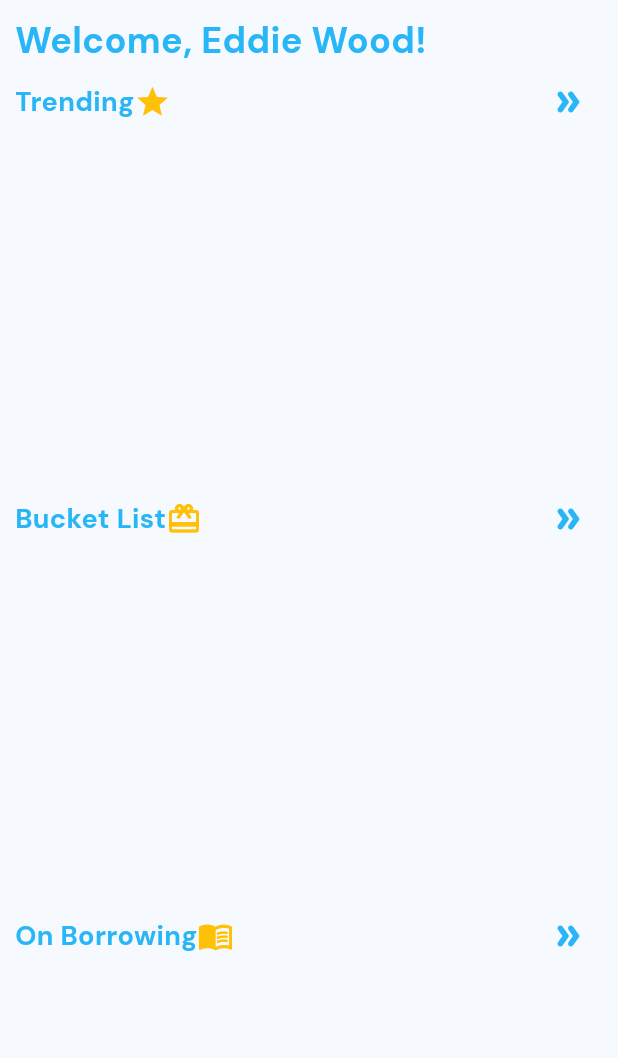
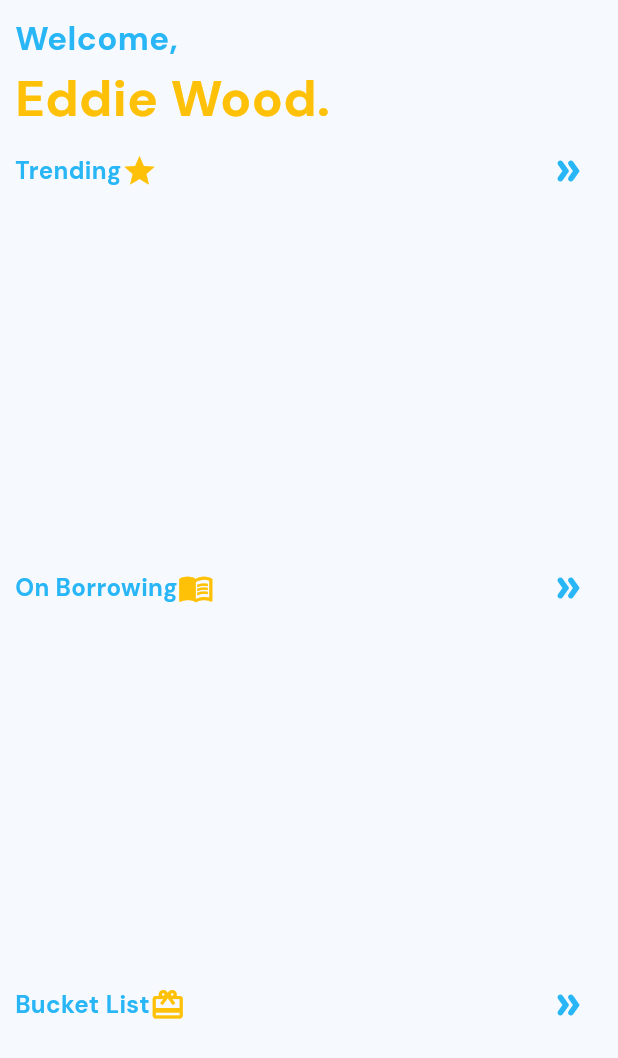
Before and after one commit to gpphn743/LibraryManagementApp, a Flutter app: the HomeScreen screen opened directly, on a phone screen of 412 x 824 dp. Shown: the top 1058 px of the screen. Run offline on Flutter 3.47's test engine with Material 3 defaults, Android fonts, the phone set to English and light mode, and no system bars; our stand-ins replace cloud_firestore, firebase_auth, firebase_core, google_fonts; accounts and stored records are empty; network calls fail.

Commit message:
7th: almost done

```diff
--- a/lib/main.dart
+++ b/lib/main.dart
@@ -6,7 +6,6 @@ import 'package:library_management_app/modules/route/app_router.dart';
 import 'package:library_management_app/modules/service/books_provider.dart';
 import 'package:library_management_app/modules/service/firestore_service.dart';
 import 'package:library_management_app/modules/service/google_books_service.dart';
-import 'package:library_management_app/modules/widgets/auth_wrapper.dart';
 
 import 'package:library_management_app/modules/themes/app_color.dart';
 import 'package:firebase_core/firebase_core.dart';
--- a/lib/modules/models/book.dart
+++ b/lib/modules/models/book.dart
@@ -4,6 +4,8 @@ class Book {
   final String authors;
   final String description;
   final String thumbnail;
+  DateTime? borrowDate;
+  DateTime? returnDate;
 
   Book({
     required this.id,
@@ -11,6 +13,8 @@ class Book {
     required this.authors,
     required this.description,
     required this.thumbnail,
+    this.borrowDate,
+    this.returnDate,
   });
 
   factory Book.fromJson(Map<String, dynamic> json) {
@@ -20,6 +24,12 @@ class Book {
       authors: (json['volumeInfo']['authors'] ?? ['No Authors']).join(', '),
       description: json['volumeInfo']['description'] ?? 'No Description',
       thumbnail: json['volumeInfo']['imageLinks']?['thumbnail'] ?? '',
+      borrowDate: json['borrowDate'] != null
+          ? DateTime.parse(json['borrowDate'])
+          : null,
+      returnDate: json['returnDate'] != null
+          ? DateTime.parse(json['returnDate'])
+          : null,
     );
   }
 
@@ -30,6 +40,8 @@ class Book {
       'authors': authors,
       'description': description,
       'thumbnail': thumbnail,
+      'borrowDate': borrowDate?.toIso8601String(),
+      'returnDate': returnDate?.toIso8601String(),
     };
   }
 
@@ -40,6 +52,10 @@ class Book {
       authors: map['authors'] ?? 'No Authors',
       description: map['description'] ?? 'No Description',
       thumbnail: map['thumbnail'] ?? '',
+      borrowDate:
+          map['borrowDate'] != null ? DateTime.parse(map['borrowDate']) : null,
+      returnDate:
+          map['returnDate'] != null ? DateTime.parse(map['returnDate']) : null,
     );
   }
 }
--- a/lib/modules/screens/home_screen.dart
+++ b/lib/modules/screens/home_screen.dart
@@ -6,6 +6,7 @@ import 'package:library_management_app/modules/themes/spacing.dart';
 import 'package:provider/provider.dart';
 
 class HomeScreen extends StatelessWidget {
+
   const HomeScreen({super.key});
 
   @override
@@ -32,13 +33,26 @@ class HomeScreen extends StatelessWidget {
       child: ListView(
         scrollDirection: Axis.vertical,
         children: <Widget>[
-          const Text(
-            "Welcome, Eddie Wood!",
-            style: TextStyle(
-                color: AppColors.mainColor,
-                fontSize: 24,
-                fontWeight: FontWeight.bold),
+          const Column(
+            crossAxisAlignment: CrossAxisAlignment.start,
+            children: [
+              Text(
+                "Welcome,",
+                style: TextStyle(
+                    color: AppColors.mainColor,
+                    fontSize: 22,
+                    fontWeight: FontWeight.bold),
+              ),
+              Text(
+                "Eddie Wood.",
+                style: TextStyle(
+                    color: Colors.amber,
+                    fontSize: 34,
+                    fontWeight: FontWeight.bold),
+              ),
+            ],
           ),
+
           _buildSection(
             context,
             'Trending',
@@ -47,15 +61,15 @@ class HomeScreen extends StatelessWidget {
           ),
           _buildSection(
             context,
+            'On Borrowing',
+            Icons.menu_book,
+            booksProvider.borrowedBooks,
+          ),
+          _buildSection(
+            context,
             'Bucket List',
             Icons.card_giftcard,
             booksProvider.bucketListBooks,
-          ),
-          _buildSection(
-            context,
-            'On Borrowing',
-            Icons.menu_book,
-            booksProvider.onBorrowingBooks,
           ),
         ],
       ),
@@ -76,7 +90,7 @@ class HomeScreen extends StatelessWidget {
                   title,
                   style: const TextStyle(
                       color: AppColors.mainColor,
-                      fontSize: 18,
+                      fontSize: 16,
                       fontWeight: FontWeight.bold),
                 ),
                 Icon(
--- a/lib/modules/service/books_provider.dart
+++ b/lib/modules/service/books_provider.dart
@@ -6,10 +6,10 @@ import 'package:library_management_app/modules/models/book.dart';
 class BooksProvider extends ChangeNotifier {
   final ApiService apiService;
   final FirestoreService firestoreService = FirestoreService();
-  List<Book> books = [];
+  List<Book> books = []; //for searching
   List<Book> trendingBooks = [];
   List<Book> bucketListBooks = [];
-  List<Book> onBorrowingBooks = [];
+  // List<Book> onBorrowingBooks = []; //already have borrowedBooks
   List<Book> borrowedBooks = [];
   bool isLoading = false;
 
@@ -41,12 +41,12 @@ class BooksProvider extends ChangeNotifier {
       trendingBooks = (await apiService.fetchBooks('wall street'))
           .map((json) => Book.fromJson(json))
           .toList();
-      bucketListBooks = (await apiService.fetchBooks('lord of the rings'))
+      bucketListBooks = (await apiService.fetchBooks('flow'))
           .map((json) => Book.fromJson(json))
           .toList();
-      onBorrowingBooks = (await apiService.fetchBooks('harry potter'))
-          .map((json) => Book.fromJson(json))
-          .toList();
+      // onBorrowingBooks = (await apiService.fetchBooks('flow'))
+      //     .map((json) => Book.fromJson(json))
+      //     .toList();
     } catch (e) {
       debugPrint('Error: $e');
     } finally {
@@ -55,7 +55,10 @@ class BooksProvider extends ChangeNotifier {
     }
   }
 
-  Future<void> addToBorrowedBooks(Book book) async {
+  Future<void> addToBorrowedBooks(Book book, DateTime returnDate) async {
+    book.borrowDate = DateTime.now();
+    book.returnDate = returnDate;
+
     if (!borrowedBooks.any((b) => b.id == book.id)) {
       await firestoreService.addBorrowedBook(book);
       borrowedBooks.add(book);
```
Also changed, not shown: lib/modules/screens/account_screen.dart (+17 -17 lines), lib/modules/screens/book_detail_screen.dart (+63 -17 lines), lib/modules/screens/borrowing_screen.dart (+46 -7 lines), lib/modules/screens/sign_up_screen.dart (+20 -4 lines), lib/modules/widgets/auth_wrapper.dart (deleted, +0 -30 lines), assets/images/shoes.jpg (added).
